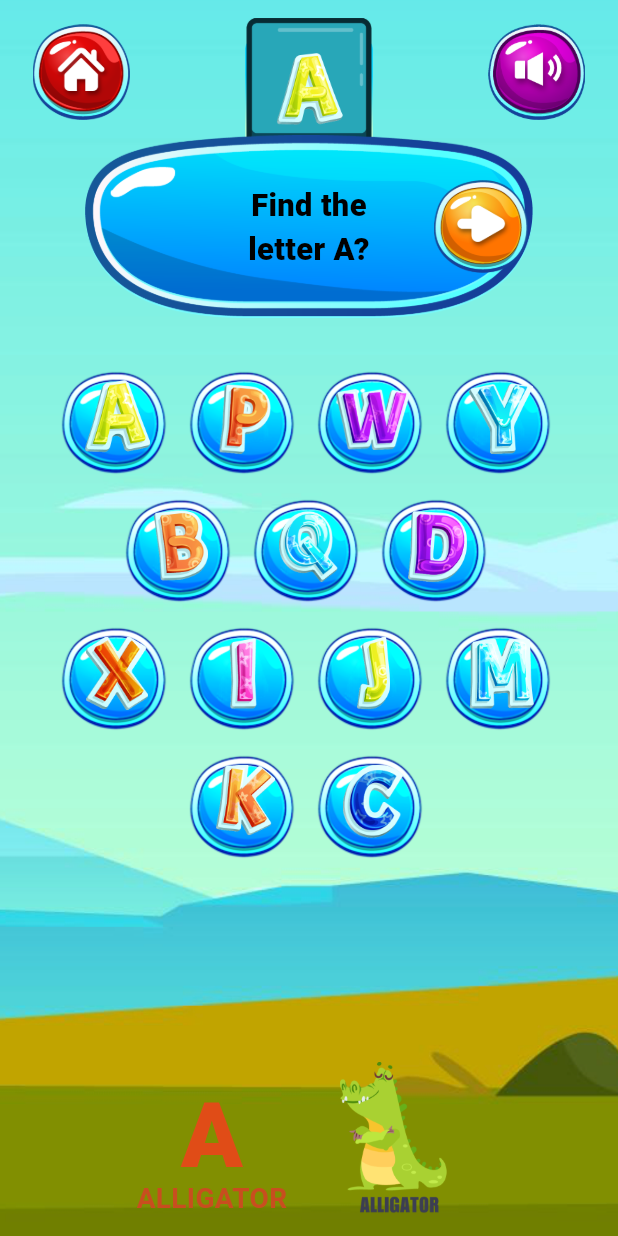
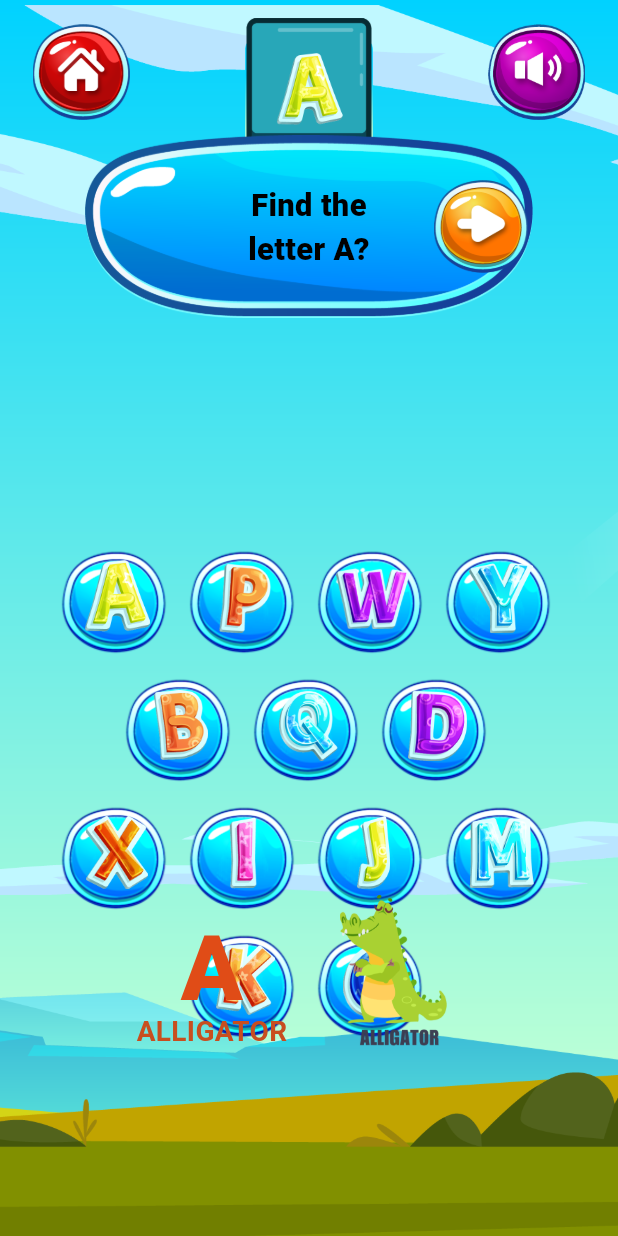
Before and after one commit to Mdkaifee/LearningAbc, a Flutter app: the FindLetterScreen screen opened directly, on a phone screen of 412 x 824 dp. Run offline on Flutter 3.47's test engine with Material 3 defaults, Android fonts, the phone set to English and light mode, and no system bars; our stand-ins replace audioplayers, video_player; Roboto replaces fonts that are missing (Avenir).

Commit message:
Initial commit

```diff
--- a/lib/screens/modules/find_letter_screen.dart
+++ b/lib/screens/modules/find_letter_screen.dart
@@ -49,7 +49,7 @@ class _FindLetterScreenState extends State<FindLetterScreen> {
       body: Stack(
         fit: StackFit.expand,
         children: [
-          const AppAssetImage('bg5', fit: BoxFit.cover),
+          const AppAssetImage('pick_bg', fit: BoxFit.cover),
           SafeArea(
             child: LayoutBuilder(
               builder: (context, constraints) {
@@ -59,6 +59,7 @@ class _FindLetterScreenState extends State<FindLetterScreen> {
                 );
                 final scale = rawScale.clamp(0.8, 1.0);
                 final contentWidth = constraints.maxWidth - (28 * scale);
+                final footerBottomInset = max(10.0, constraints.maxHeight * 0.14);
 
                 return Padding(
                   padding: EdgeInsets.fromLTRB(
@@ -74,19 +75,25 @@ class _FindLetterScreenState extends State<FindLetterScreen> {
                       _header(scale, contentWidth),
                       SizedBox(height: 4 * scale),
                       Expanded(
-                        child: Column(
+                        child: Stack(
                           children: [
-                            _bubbleGrid(
-                              scale: scale,
-                              contentWidth: contentWidth,
+                            Align(
+                              alignment: Alignment.topCenter,
+                              child: _bubbleGrid(
+                                scale: scale,
+                                contentWidth: contentWidth,
+                              ),
                             ),
-                            const Spacer(),
-                            _animalFooter(
-                              scale: scale,
-                              animalLabel: animalLabel,
-                              animalImage: animalImage,
+                            Positioned(
+                              left: 0,
+                              right: 0,
+                              bottom: footerBottomInset,
+                              child: _animalFooter(
+                                scale: scale,
+                                animalLabel: animalLabel,
+                                animalImage: animalImage,
+                              ),
                             ),
-                            SizedBox(height: 4 * scale),
                           ],
                         ),
                       ),
```
Also changed, not shown: assets/images/pick_bg.png.
